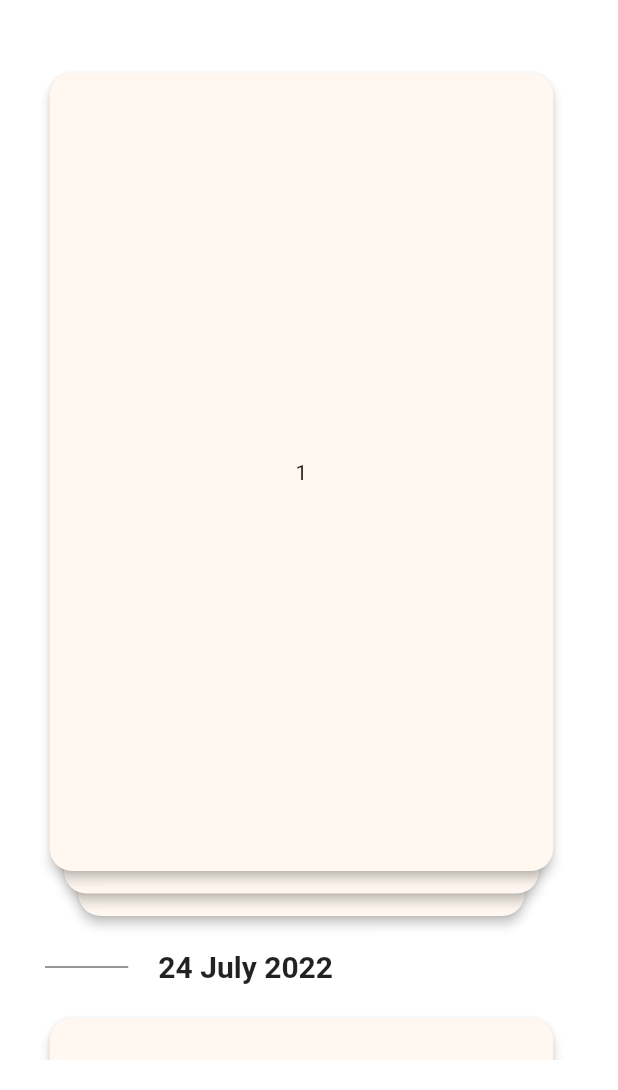
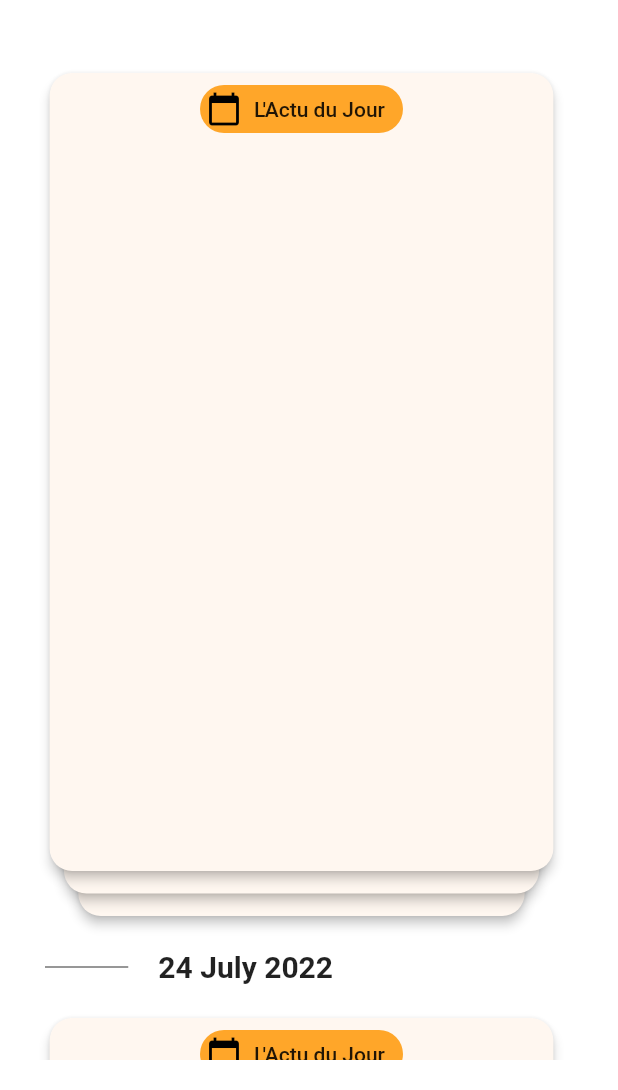
Before and after one commit to kherin/newscroll, a Flutter app: the screen it shows after launch, on a phone screen of 412 x 824 dp, the part 146-1236 px from its top. Run offline on Flutter 3.47's test engine with Material 2 defaults, Android fonts, the phone set to English and light mode, and no system bars; drawn by our look-alikes of tcard; Roboto replaces fonts that are missing (GowunBatang).

Commit message:
feat(ui): added tags

```diff
--- a/lib/shared/constants.dart
+++ b/lib/shared/constants.dart
@@ -3,6 +3,9 @@ import 'package:flutter/material.dart';
 const String APP_NAME = 'newswipe';
 const Color MAIN_BACKGROUND_COLOR = Color.fromRGBO(255, 244, 235, 1.0);
 const Color CARD_BACKGROUND_COLOR = Color.fromARGB(255, 255, 247, 240);
+const Color MAIN_YELLOW_COLOR = Color.fromARGB(255, 255, 166, 41);
+const Color MAIN_DARK_BLUE = Color.fromRGBO(7, 60, 77, 1);
+const Color MAIN_LIGHT_BLUE = Color.fromRGBO(94, 153, 174, 1);
 
 enum CardType { sponsored, news, photo, survey }
 
@@ -10,6 +13,8 @@ enum ContentCategory {
   ki_news,
   pa_dir_mwa,
 }
+
+enum TagType { primary, secondary, tertiary }
 
 const ContentCategoryMap = {
   "ki_news": {"fr": "L'Actu du Jour", "mu": "Ki News ?"},
--- a/lib/widgets/news_card.dart
+++ b/lib/widgets/news_card.dart
@@ -2,9 +2,10 @@ import 'package:flutter/material.dart';
 
 // models
 import '../models/news.dart';
-
 // constants
 import '../shared/constants.dart';
+// widgets
+import '../widgets/tagged.dart';
 
 class NewsCard extends StatefulWidget {
   final NewsModel news;
@@ -23,8 +24,8 @@ class _NewsCardState extends State<NewsCard> {
       shape: RoundedRectangleBorder(
         borderRadius: BorderRadius.circular(15.0),
       ),
-      child: Center(
-        child: Text(widget.news.id),
+      child: Column(
+        children: <Widget>[Tagged(TagType.primary, 'ki_news', 'fr')],
       ),
     );
   }
--- /dev/null
+++ b/lib/widgets/tagged.dart
@@ -0,0 +1,56 @@
+import 'package:flutter/material.dart';
+
+// constants
+import '../shared/constants.dart';
+
+class Tagged extends StatelessWidget {
+  final TagType tagType;
+  final String contentCategory;
+  final String locale;
+  Tagged(this.tagType, this.contentCategory, this.locale);
+
+  @override
+  Widget build(BuildContext context) {
+    return Chip(
+      backgroundColor: getColor(tagType),
+      avatar: CircleAvatar(
+        backgroundColor: getColor(tagType),
+        child: getIcon(tagType),
+      ),
+      label: Text(getLabel(contentCategory, locale)),
+    );
+  }
+
+  Color getColor(TagType tagType) {
+    if (tagType == TagType.primary) {
+      return MAIN_YELLOW_COLOR;
+    } else if (tagType == TagType.secondary) {
+      return MAIN_DARK_BLUE;
+    } else if (tagType == TagType.tertiary) {
+      return MAIN_LIGHT_BLUE;
+    } else {
+      return Colors.white;
+    }
+  }
+
+  String getLabel(String contentCategory, String locale) {
+    if (ContentCategoryMap.containsKey(contentCategory)) {
+      Map<String, String>? category = ContentCategoryMap[contentCategory];
+      return category?[locale] ?? 'unknown';
+    } else {
+      return "unknown";
+    }
+  }
+
+  Icon getIcon(TagType tagtype) {
+    if (tagType == TagType.primary) {
+      return Icon(Icons.calendar_today, color: Colors.black);
+    } else if (tagType == TagType.secondary) {
+      return Icon(Icons.newspaper, color: Colors.black);
+    } else if (tagType == TagType.tertiary) {
+      return Icon(Icons.flag, color: Colors.black);
+    } else {
+      return Icon(Icons.question_mark, color: Colors.black);
+    }
+  }
+}
```
